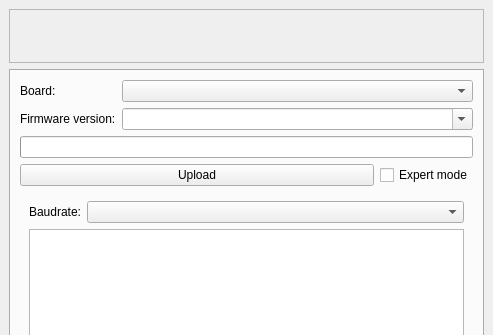
Old version of the form gui/mainwindow.ui in the repository hackerspace-silesia/Smogomierz-Flashing-Tool; both pictures show x 0 to 493 and y 0 to 335 of the 493 by 498 pixel window.
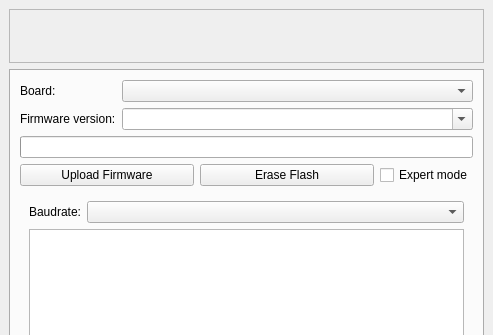
New version of the form. Icons and pictures are not drawn.

Commit message: added Erase Flash button

```diff
--- a/gui/mainwindow.ui
+++ b/gui/mainwindow.ui
@@ -122,10 +122,23 @@
              </sizepolicy>
             </property>
             <property name="text">
-             <string>Upload</string>
+             <string>Upload Firmware</string>
             </property>
            </widget>
           </item>
+            <item>
+             <widget class="QPushButton" name="eraseButton">
+              <property name="sizePolicy">
+               <sizepolicy hsizetype="Expanding" vsizetype="Fixed">
+                <horstretch>0</horstretch>
+                <verstretch>0</verstretch>
+               </sizepolicy>
+              </property>
+              <property name="text">
+               <string>Erase Flash</string>
+              </property>
+             </widget>
+            </item>
           <item>
            <widget class="QCheckBox" name="expertModeBox">
             <property name="text">
```
The commit also changes 1 other file.
